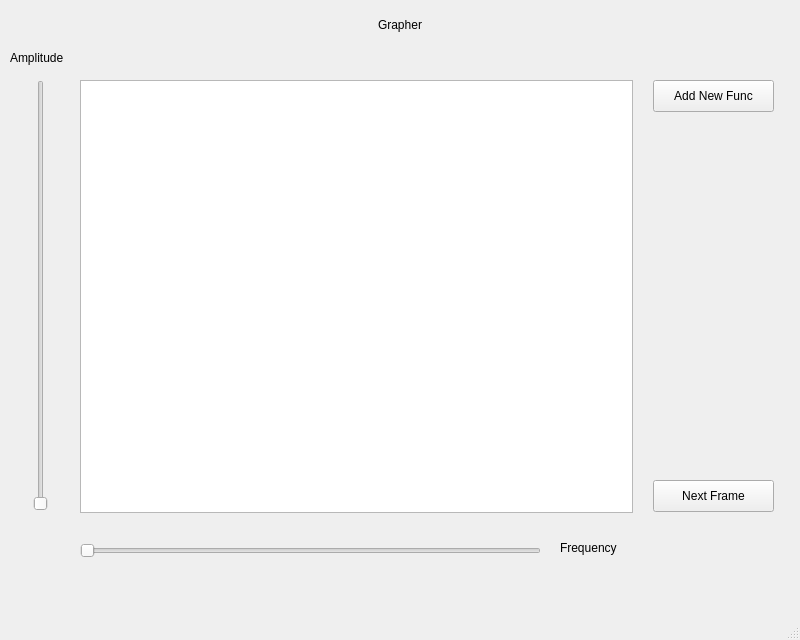
vkozyrev/Grapher, file UI/Grapher.ui: the form before one commit.
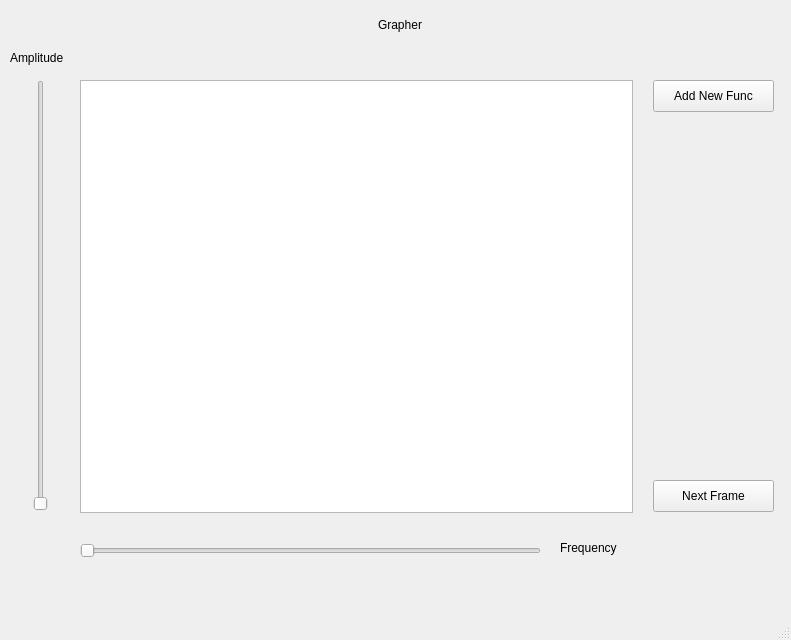
The form after the commit.

What changed in the file:
```diff
--- a/UI/Grapher.ui
+++ b/UI/Grapher.ui
@@ -6,7 +6,7 @@
    <rect>
     <x>0</x>
     <y>0</y>
-    <width>800</width>
+    <width>791</width>
     <height>640</height>
    </rect>
   </property>
```
Left out of the diff: 2 changed lines with no effect on the pictures.
